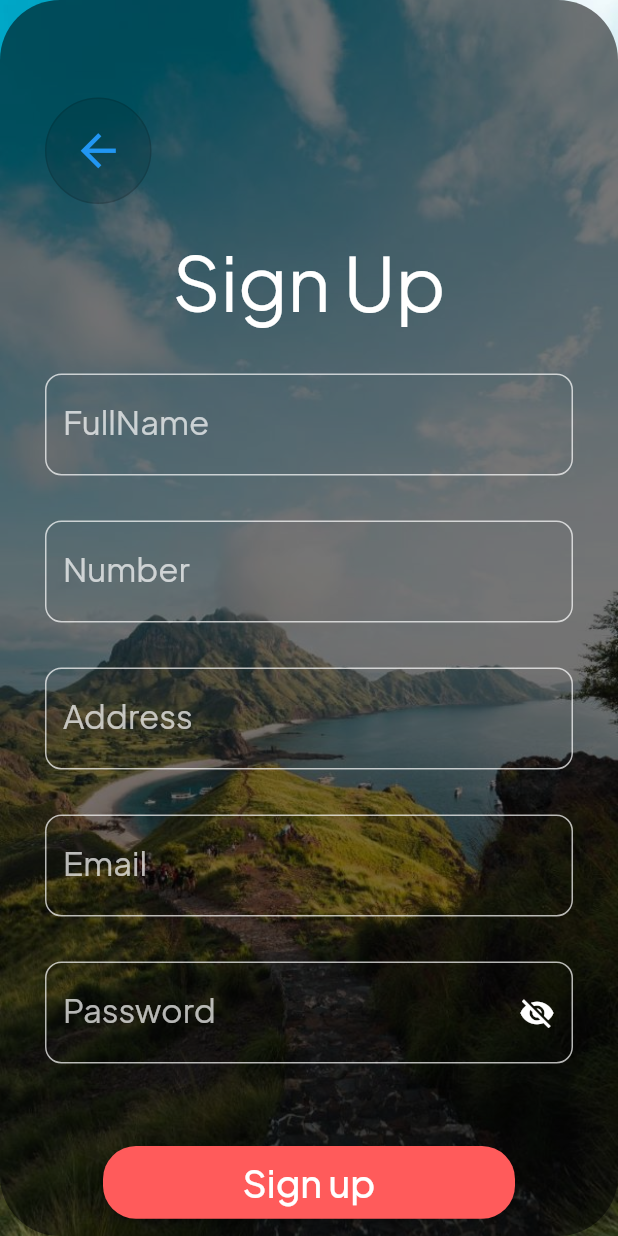
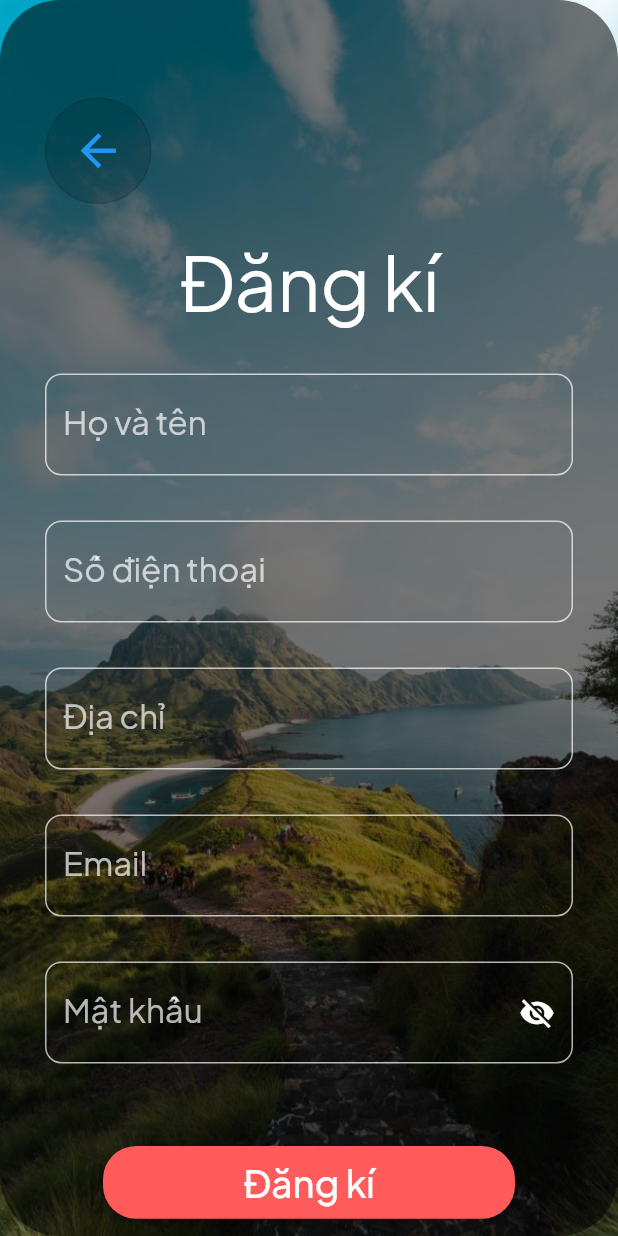
Before and after one commit to TanHugg/AppTravel, a Flutter app: the SignUpPage screen opened directly, on a phone screen of 412 x 824 dp. Run offline on Flutter 3.47's test engine with Material 2 defaults, Android fonts, the phone set to English and light mode, and no system bars; our stand-ins replace auto_size_text, cloud_firestore, firebase_auth, firebase_core, font_awesome_flutter, google_fonts and 5 more; accounts and stored records are empty.

Commit message:
validation update_profile

```diff
--- a/lib/pages/login_page.dart
+++ b/lib/pages/login_page.dart
@@ -39,7 +39,7 @@ class _LoginPageState extends State<LoginPage> {
 
   final emailController = TextEditingController();
   final passwordController = TextEditingController();
-  var _emailError = "Tài khoảng không hợp lệ";
+  var _emailError = "Tài khoản không hợp lệ";
   var _passError = "Mật khẩu phải có trên 6 ký tự";
   var _emailInValid = false;
   var _passInValid = false;
@@ -99,7 +99,7 @@ class _LoginPageState extends State<LoginPage> {
                     padding: const EdgeInsets.only(top: 60),
                     child: Column(
                       children: <Widget>[
-                        Text('Login',
+                        Text('Đăng Nhập',
                             style: GoogleFonts.plusJakartaSans(
                                 fontSize: 50, color: Colors.white)),
                         Padding(
@@ -154,7 +154,7 @@ class _LoginPageState extends State<LoginPage> {
                                   borderSide:
                                       const BorderSide(color: Colors.white70),
                                 ),
-                                labelText: 'Password',
+                                labelText: 'Mật khẩu',
                                 errorText: _passInValid ? _passError : null,
                                 labelStyle:
                                     const TextStyle(color: Colors.white70),
@@ -218,7 +218,7 @@ class _LoginPageState extends State<LoginPage> {
                                   shape: const RoundedRectangleBorder(
                                       borderRadius: BorderRadius.all(
                                           Radius.circular(22)))),
-                              child: Text('Login',
+                              child: Text('Đăng Nhập',
                                   style: GoogleFonts.plusJakartaSans(
                                       fontSize: 25)),
                             ),
@@ -228,7 +228,7 @@ class _LoginPageState extends State<LoginPage> {
                           text: TextSpan(
                             children: [
                               TextSpan(
-                                text: 'Don’t have account? ',
+                                text: 'Chưa có tài khoản ? ',
                                 style: GoogleFonts.plusJakartaSans(
                                   fontSize: 20,
                                   fontWeight: FontWeight.w400,
@@ -237,7 +237,7 @@ class _LoginPageState extends State<LoginPage> {
                               ),
                               //NÚT TẠO TÀI KHOẢNG
                               TextSpan(
-                                text: 'Create now',
+                                text: 'Tạo ngay !',
                                 style: GoogleFonts.plusJakartaSans(
                                     fontSize: 20,
                                     fontWeight: FontWeight.w400,
--- a/lib/pages/profile_page.dart
+++ b/lib/pages/profile_page.dart
@@ -104,7 +104,7 @@ class _ProfilePageState extends State<ProfilePage> {
                       side: BorderSide.none,
                       shape: StadiumBorder()),
                   child: const CustomText(
-                      text: 'Edit Profile',
+                      text: 'Cài đặt hồ sơ',
                       color: Colors.black,
                       fontSize: 18,
                       fontWeight: FontWeight.w600,
--- a/lib/pages/signup_page.dart
+++ b/lib/pages/signup_page.dart
@@ -21,7 +21,7 @@ class _SignUpPageState extends State<SignUpPage> {
   final emailController = TextEditingController();
   final passwordController = TextEditingController();
 
-  var _emailError = "Tài khoảng không hợp lệ";
+  var _emailError = "Tài khoản không hợp lệ";
   var _passError = "Mật khẩu phải trên 6 ký tự";
   var _numError = "Số điện thoại không hợp lệ";
   var _fullNameError = "Tên không hợp lệ";
@@ -83,7 +83,7 @@ class _SignUpPageState extends State<SignUpPage> {
                     padding: const EdgeInsets.only(top: 20),
                     child: Column(
                       children: <Widget>[
-                        Text('Sign Up',
+                        Text('Đăng kí',
                             style: GoogleFonts.plusJakartaSans(
                                 fontSize: 50, color: Colors.white)),
                         //FullName
@@ -109,7 +109,7 @@ class _SignUpPageState extends State<SignUpPage> {
                                       borderSide: const BorderSide(
                                           color: Colors.white70),
                                     ),
-                                    labelText: 'FullName',
+                                    labelText: 'Họ và tên',
                                     errorText: _fullNameInValid
                                         ? _fullNameError
                                         : null,
@@ -139,7 +139,7 @@ class _SignUpPageState extends State<SignUpPage> {
                                   borderSide:
                                       const BorderSide(color: Colors.white70),
                                 ),
-                                labelText: 'Number',
+                                labelText: 'Số điện thoại',
                                 errorText:
                                     _numberPhoneInValid ? _numError : null,
                                 labelStyle:
@@ -170,7 +170,7 @@ class _SignUpPageState extends State<SignUpPage> {
                                     borderSide:
                                         const BorderSide(color: Colors.white70),
                                   ),
-                                  labelText: 'Address',
+                                  labelText: 'Địa chỉ',
                                   errorText:
                                       _addressInValid ? _addressErr : null,
                                   labelStyle:
@@ -230,7 +230,7 @@ class _SignUpPageState extends State<SignUpPage> {
                                   borderSide:
                                       const BorderSide(color: Colors.white70),
                                 ),
-                                labelText: 'Password',
+                                labelText: 'Mật khẩu',
                                 errorText: _passInValid ? _passError : null,
                                 suffixIcon: IconButton(
                                   icon: Icon(_obscureText
@@ -320,7 +320,7 @@ class _SignUpPageState extends State<SignUpPage> {
                                       borderRadius: BorderRadius.all(Radius.circular(22))
                                   )
                               ),
-                              child: Text('Sign up', style: GoogleFonts.plusJakartaSans(fontSize: 25)),
+                              child: Text('Đăng kí', style: GoogleFonts.plusJakartaSans(fontSize: 25)),
                             ),
                           ),
                         ),
--- a/lib/widget/ProfilePage/update_profile_screen.dart
+++ b/lib/widget/ProfilePage/update_profile_screen.dart
@@ -1,4 +1,5 @@
 
+import 'dart:ffi';
 import 'dart:io';
 
 import 'package:cloud_firestore/cloud_firestore.dart';
@@ -70,6 +71,14 @@ class _UpdateProfileScreenState extends State<UpdateProfileScreen> {
   // final emailController = TextEditingController();
   final addressController = TextEditingController();
 
+  var _fullNameError = "Tên không hợp lệ";
+  var _addressError = "Địa chỉ không hợp lệ";
+  var _numError = "Số điện thoại không hợp lệ";
+
+  var _addressInValid = false;
+  var _fullNameInValid = false;
+  var _numberPhoneInValid = false;
+
   @override
   void dispose() {
     fullNameController.dispose();
@@ -81,6 +90,7 @@ class _UpdateProfileScreenState extends State<UpdateProfileScreen> {
 
   @override
   Widget build(BuildContext context) {
+    bool _isValid = true;
     return Scaffold(
       appBar: AppBar(
         backgroundColor: Colors.white,
@@ -166,8 +176,9 @@ class _UpdateProfileScreenState extends State<UpdateProfileScreen> {
                   ),
                   TextFormField(
                     controller: fullNameController,
-                    decoration: const InputDecoration(
-                        labelText: "Full Name",
+                    decoration: InputDecoration(
+                        labelText: "Họ và tên",
+                        errorText: !_isValid || _fullNameInValid ? _fullNameError : null,
                         prefixIcon: Icon(Icons.person_outline_rounded)),
                   ),
                   // const SizedBox(height: 20),
@@ -180,15 +191,18 @@ class _UpdateProfileScreenState extends State<UpdateProfileScreen> {
                   const SizedBox(height: 20),
                   TextFormField(
                     controller: numberPhoneController,
-                    decoration: const InputDecoration(
-                        labelText: "Phone Number",
+                    decoration: InputDecoration(
+                        labelText: "Số điện thoại",
+                        errorText:
+                        !_isValid || _numberPhoneInValid ? _numError : null,
                         prefixIcon: Icon(Icons.phone_android_outlined)),
                   ),
                   const SizedBox(height: 20),
                   TextFormField(
                     controller: addressController,
-                    decoration: const InputDecoration(
-                        labelText: "Address",
+                    decoration:  InputDecoration(
+                        labelText: "Địa chỉ",
+                        errorText: !_isValid || _addressInValid ? _addressError : null,
                         prefixIcon: Icon(Icons.fingerprint)),
                   ),
                   const SizedBox(height: 35),
@@ -220,7 +234,7 @@ class _UpdateProfileScreenState extends State<UpdateProfileScreen> {
                                 shape: RoundedRectangleBorder(
                                     borderRadius: BorderRadius.circular(40))),
                             child: const CustomText(
-                                text: 'Edit',
+                                text: 'Cập nhật',
                                 color: Colors.black,
                                 fontSize: 24,
                                 fontWeight: FontWeight.w600,
```
Also changed, not shown: pubspec.lock.
